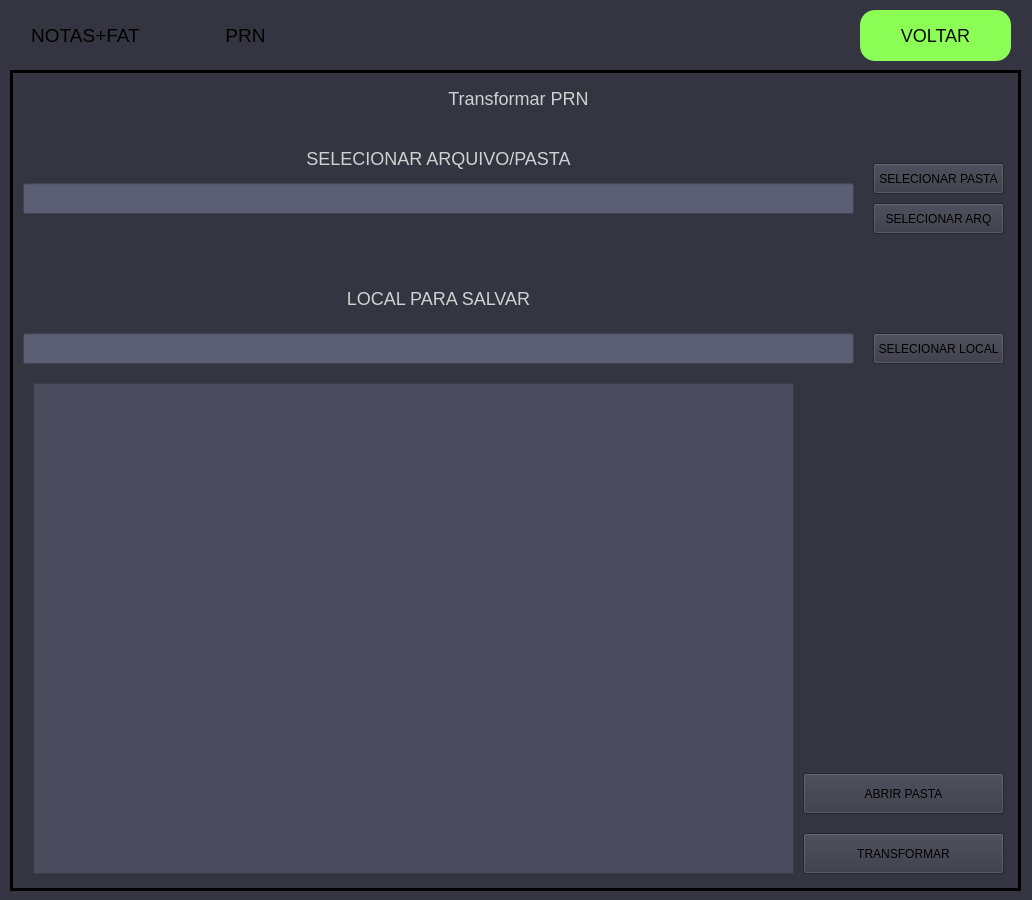
The window that interface/mainW.ui (AlexandreSilvestrin/Programa-automacao) describes before a commit, drawn with Qt 5.
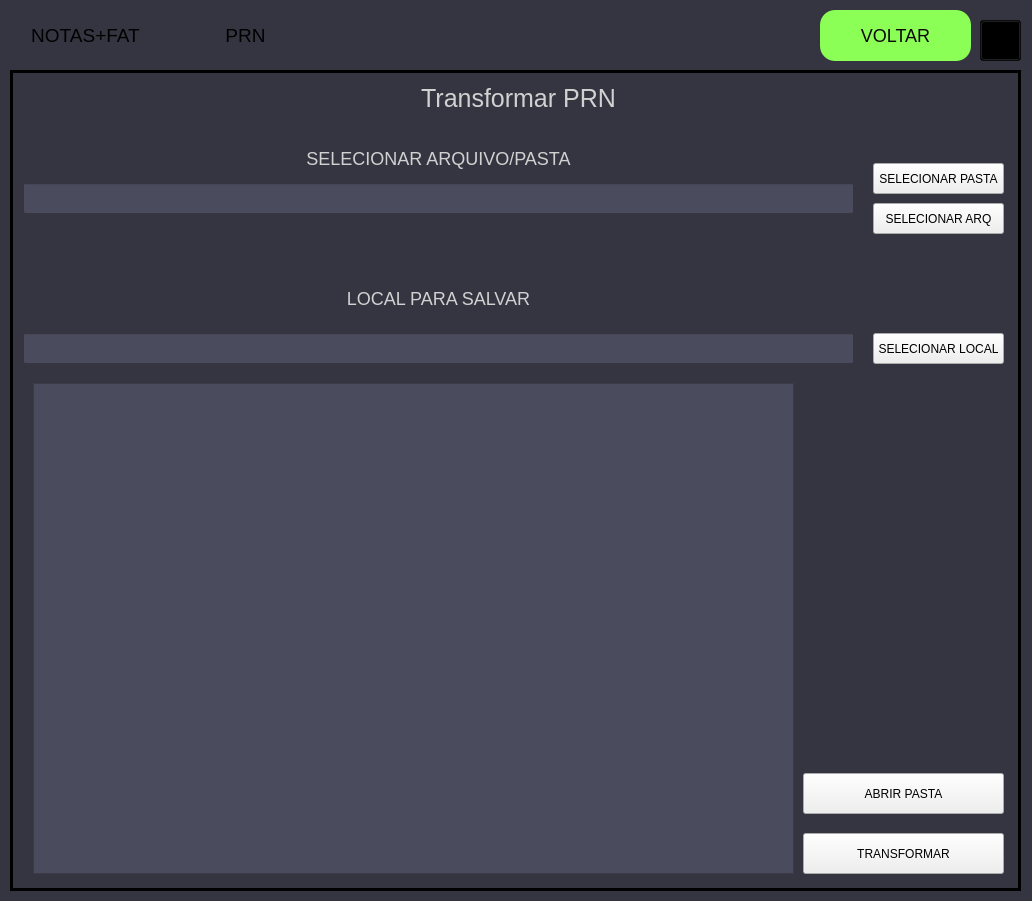
The same window after the commit. The open tabs and pages were chosen to show the change.

```diff
--- a/interface/mainW.ui
+++ b/interface/mainW.ui
@@ -7,7 +7,7 @@
     <x>0</x>
     <y>0</y>
     <width>1032</width>
-    <height>900</height>
+    <height>901</height>
    </rect>
   </property>
   <property name="sizePolicy">
@@ -20,23 +20,29 @@
    <string>XY-auto</string>
   </property>
   <property name="styleSheet">
-   <string notr="true">background-color: rgb(52, 53, 65);
-font: 75 &quot;Liberation Mono&quot;;</string>
-  </property>
-  <widget class="QWidget" name="centralwidget">
-   <property name="styleSheet">
-    <string notr="true">QPushButton[class=&quot;botoes1&quot;]{
-border-radius: 10px;
-border-width:2px;
-background-color: qlineargradient(
-        spread:pad, 
-        x1:0, y1:1, 
-        x2:0, y2:0, 
-        stop:0 #648ed1,
-		stop:0.35 #366096,   /* Azul escuro (rgb(7, 0, 235)) */
-        stop:1 #366096  /* Azul claro (rgb(0, 255, 255)) */
+   <string notr="true">QMainWindow {
+    background-color: rgb(52, 53, 65);
+}
+
+QStackedWidget {
+    background-color: rgb(52, 53, 65);
+    gridline-color: black;
+    border-style: solid;
+    border-width: 3px;
+}
+
+QPushButton[class=&quot;botoes1&quot;] {
+    border-radius: 10px;
+    border-width: 2px;
+    background-color: qlineargradient(
+        spread: pad, 
+        x1: 0, y1: 1, 
+        x2: 0, y2: 0, 
+        stop: 0 #648ed1,
+        stop: 0.35 #366096,   /* Azul escuro */
+        stop: 1 #366096  /* Azul claro */
     );
-font-size: 18px;
+    font-size: 18px;
 }
 
 QPushButton:hover[class=&quot;botoes1&quot;]{
@@ -49,10 +55,8 @@
 font-size: 18px;
 }
 
-
 QPushButton[class=&quot;botoes2&quot;] {
-	
-	background-color: rgb(37, 38, 47);
+    background-color: rgb(37, 38, 47);
     color: white;
     border-radius: 10px;
 }
@@ -62,19 +66,36 @@
 	background-color: rgb(82, 84, 103);
 }
 
+QLineEdit {
+    background-color: rgb(92, 94, 115);
+    color: white;
+}
+
+QLabel {
+    font-size: 18px;
+    border-radius: 15px;
+    border-style: outset;
+    color: rgb(209, 209, 209);
+}
+
+QTextEdit{
+background-color: rgb(74, 76, 93);
+color: white;
+}
 QLineEdit{
-	background-color: rgb(92, 94, 115);
+background-color: rgb(74, 76, 93);
+color: white;
+}
+
+QComboBox{
 	color: white;
+background-color: rgb(92, 94, 115);
 }
-
-QLabel{
-font-size: 18px;
-border-radius: 15px;
-border-style: outset;
-color: rgb(209, 209, 209);
-}
-
 </string>
+  </property>
+  <widget class="QWidget" name="centralwidget">
+   <property name="styleSheet">
+    <string notr="true"/>
    </property>
    <widget class="QStackedWidget" name="stackedWidget">
     <property name="geometry">
@@ -107,12 +128,7 @@
      <cursorShape>ArrowCursor</cursorShape>
     </property>
     <property name="styleSheet">
-     <string notr="true">QStackedWidget{
-	background-color: rgb(52, 53, 65);
-	gridline-color: black;
-	border-style:solid;
-	border-width:3px;
-}</string>
+     <string notr="true"/>
     </property>
     <property name="currentIndex">
      <number>0</number>
@@ -621,11 +637,7 @@
        </rect>
       </property>
       <property name="styleSheet">
-       <string notr="true">border-radius: 15px;
-font: 87 18pt &quot;Arial Black&quot;;
-border-style: outset;
-color: rgb(209, 209, 209);
-</string>
+       <string notr="true">font-size: 25px;</string>
       </property>
       <property name="text">
        <string>Transformar PRN</string>
@@ -1025,7 +1037,7 @@
    <widget class="QPushButton" name="btnVoltar">
     <property name="geometry">
      <rect>
-      <x>860</x>
+      <x>820</x>
       <y>10</y>
       <width>151</width>
       <height>51</height>
@@ -1053,6 +1065,38 @@
      <string>VOLTAR</string>
     </property>
    </widget>
+   <widget class="QPushButton" name="btnescuro">
+    <property name="geometry">
+     <rect>
+      <x>980</x>
+      <y>20</y>
+      <width>41</width>
+      <height>41</height>
+     </rect>
+    </property>
+    <property name="styleSheet">
+     <string notr="true">background-color: transparent;</string>
+    </property>
+    <property name="text">
+     <string/>
+    </property>
+   </widget>
+   <widget class="QPushButton" name="btnclaro">
+    <property name="geometry">
+     <rect>
+      <x>980</x>
+      <y>20</y>
+      <width>41</width>
+      <height>41</height>
+     </rect>
+    </property>
+    <property name="styleSheet">
+     <string notr="true">background-color: transparent;</string>
+    </property>
+    <property name="text">
+     <string/>
+    </property>
+   </widget>
   </widget>
  </widget>
  <resources/>
```
Left out of the diff: 61 changed lines with no effect on the pictures.
